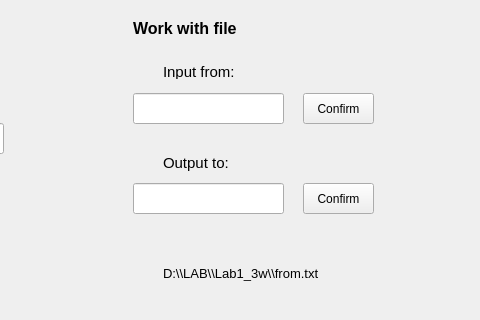
The window that object_window.ui (EverlaststingRolich/Lab1_3) describes before a commit, drawn with Qt 5; both pictures show x 157 to 637 and y 307 to 627 of the 637 by 627 pixel window.
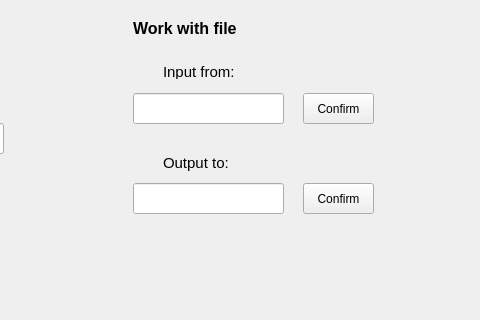
The same window after the commit.

What changed in the file:
```diff
--- a/object_window.ui
+++ b/object_window.ui
@@ -300,19 +300,6 @@
     <string>&lt;html&gt;&lt;head/&gt;&lt;body&gt;&lt;p&gt;&lt;span style=&quot; font-size:11pt;&quot;&gt;Output to:&lt;/span&gt;&lt;/p&gt;&lt;/body&gt;&lt;/html&gt;</string>
    </property>
   </widget>
-  <widget class="QLabel" name="label_10">
-   <property name="geometry">
-    <rect>
-     <x>320</x>
-     <y>560</y>
-     <width>201</width>
-     <height>41</height>
-    </rect>
-   </property>
-   <property name="text">
-    <string>&lt;html&gt;&lt;head/&gt;&lt;body&gt;&lt;p&gt;&lt;span style=&quot; font-size:10pt;&quot;&gt;D:\\LAB\\Lab1_3w\\from.txt&lt;/span&gt;&lt;/p&gt;&lt;/body&gt;&lt;/html&gt;</string>
-   </property>
-  </widget>
  </widget>
  <resources/>
  <connections/>
```
